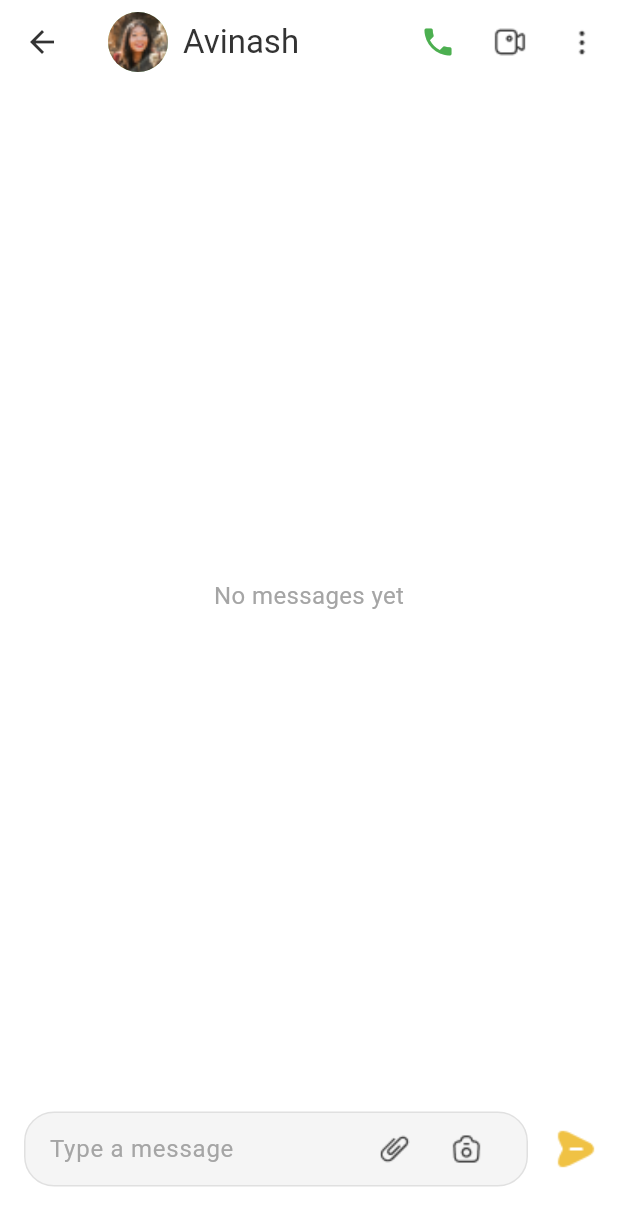
After one commit to jagadeeshpilla29/JT_GET_SPOT, a Flutter app: the ChatScreen screen opened directly, on a phone screen of 412 x 824 dp. The commit adds this screen. Shown: the top 1226 px of the screen. Run offline on Flutter 3.47's test engine with Material 3 defaults, Android fonts, the phone set to English and light mode, and no system bars; our stand-ins replace bloc, carousel_slider, dio, flutter_bloc, flutter_secure_storage, get_it and 3 more; accounts and stored records are empty; network calls fail.

Commit message:
chat screen dial

```diff
--- a/get_spot/lib/core/constants/img_const.dart
+++ b/get_spot/lib/core/constants/img_const.dart
@@ -4,7 +4,9 @@ const MAIL = 'assets/images/mail.png';
 const MESSAGEBOX = 'assets/images/messageBox.png';
 const PARKING = 'assets/images/carparking.png';
 const PHONE = 'assets/images/phone.png';
+const PHONE2 = 'assets/images/phone2.png';
 const SCANNER = 'assets/images/scan.png';
+const PROFILEIMG = 'assets/images/profileimg.png';
 const SETTINGS = 'assets/images/settings.png';
 const SLIDER1 = 'assets/images/slider1.png';
 const RENTPARKING = 'assets/images/rentparking.png';
@@ -32,3 +34,8 @@ const CHATBUTTON = 'assets/images/chatbutton.png';
 const BOOKVISITBUTTON = 'assets/images/bookvisitbutton.png';
 const DROPDOWN = 'assets/images/dropdown.png';
 const APPLYBUTTON = 'assets/images/applybutton.png';
+const VIDEO = 'assets/images/video.png';
+const DOTS = 'assets/images/3dots.png';
+const SEND = 'assets/images/send.png';
+const ATTACH = 'assets/images/attach.png';
+const CAMERA = 'assets/images/camera.png';
--- /dev/null
+++ b/get_spot/lib/presentation/screen/buy/chat_screen.dart
@@ -0,0 +1,136 @@
+import 'package:flutter/material.dart';
+import 'package:get_spot/core/constants/colors.dart';
+import 'package:get_spot/core/constants/img_const.dart';
+import 'package:get_spot/widgets/chat/dialpad.dart';
+
+class ChatScreen extends StatefulWidget {
+  @override
+  _ChatScreenState createState() => _ChatScreenState();
+}
+
+class _ChatScreenState extends State<ChatScreen> {
+  final List<String> _messages = [];
+
+  void _onSendPressed(String text) {
+    if (text.isNotEmpty) {
+      setState(() {
+        _messages.insert(0, text);
+      });
+    }
+  }
+
+  @override
+  Widget build(BuildContext context) {
+    return Scaffold(
+      appBar: AppBar(
+        backgroundColor: AppColor.White,
+        elevation: 0,
+        leading: IconButton(
+          icon: Icon(Icons.arrow_back, color: AppColor.Black),
+          onPressed: () => Navigator.pop(context),
+        ),
+        title: Row(
+          children: [
+            CircleAvatar(backgroundImage: AssetImage(PROFILEIMG)),
+            const SizedBox(width: 10),
+            Text('Avinash', style: TextStyle(color: AppColor.Black)),
+          ],
+        ),
+        actions: [
+          DialerButton(phoneNumber: '+91 9700020630'),
+          IconButton(icon: Image.asset(VIDEO), onPressed: () {}),
+          IconButton(icon: Image.asset(DOTS), onPressed: () {}),
+        ],
+      ),
+      backgroundColor: AppColor.White,
+      body: Column(
+        children: [
+          Expanded(
+            child: _messages.isEmpty
+                ? Center(child: Text('No messages yet', style: TextStyle(color: AppColor.grey, fontSize: 16)))
+                : ListView.builder(
+                    reverse: true,
+                    itemCount: _messages.length,
+                    itemBuilder: (context, index) {
+                      return Padding(
+                        padding: const EdgeInsets.symmetric(vertical: 4.0, horizontal: 8.0),
+                        child: Align(
+                          alignment: Alignment.centerRight,
+                          child: Container(
+                            padding: const EdgeInsets.all(12.0),
+                            margin: const EdgeInsets.only(right: 10.0),
+                            decoration: BoxDecoration(
+                              color: AppColor.PrimaryColor,
+                              borderRadius: BorderRadius.circular(8.0),
+                            ),
+                            constraints: BoxConstraints(maxWidth: 300),
+                            child: Text(_messages[index], style: TextStyle(color: AppColor.Black), maxLines: null),
+                          ),
+                        ),
+                      );
+                    },
+                  ),
+          ),
+          Padding(
+            padding: const EdgeInsets.only(bottom: 30.0),
+            child: ChatInput(onSendPressed: _onSendPressed),
+          ),
+        ],
+      ),
+    );
+  }
+}
+
+class ChatInput extends StatelessWidget {
+  final void Function(String) onSendPressed;
+
+  const ChatInput({Key? key, required this.onSendPressed}) : super(key: key);
+
+  @override
+  Widget build(BuildContext context) {
+    final TextEditingController _controller = TextEditingController();
+
+    return Row(
+      children: [
+        Expanded(
+          child: Container(
+            margin: const EdgeInsets.only(left: 16.0, right: 4.0),
+            decoration: BoxDecoration(
+              color: AppColor.White2,
+              borderRadius: BorderRadius.circular(20.0),
+              border: Border.all(color: Colors.grey.shade300),
+            ),
+            padding: const EdgeInsets.symmetric(horizontal: 16.0),
+            child: Row(
+              children: [
+                Expanded(
+                  child: TextField(
+                    controller: _controller,
+                    decoration: InputDecoration(
+                      hintText: 'Type a message',
+                      hintStyle: TextStyle(color: AppColor.grey),
+                      border: InputBorder.none,
+                    ),
+                  ),
+                ),
+                Row(
+                  children: [
+                    IconButton(icon: Image.asset(ATTACH), onPressed: () {}),
+                    IconButton(icon: Image.asset(CAMERA), onPressed: () {}),
+                  ],
+                ),
+              ],
+            ),
+          ),
+        ),
+        IconButton(
+          icon: Image.asset(SEND, height: 40, width: 40),
+          onPressed: () {
+            onSendPressed(_controller.text);
+            _controller.clear();
+          },
+        ),
+      ],
+    );
+  }
+}
--- a/get_spot/lib/presentation/screen/buy/space_details.dart
+++ b/get_spot/lib/presentation/screen/buy/space_details.dart
@@ -2,6 +2,7 @@ import 'package:flutter/material.dart';
 import 'package:flutter/gestures.dart';
 import 'package:get_spot/core/constants/colors.dart';
 import 'package:get_spot/core/constants/img_const.dart';
+import 'package:get_spot/presentation/screen/buy/chat_screen.dart';
 import 'package:get_spot/presentation/screen/buy/filter_screen.dart';
 
 class SpaceDetailsScreen extends StatelessWidget {
@@ -441,7 +442,7 @@ class BottomButtons extends StatelessWidget {
           Spacer(),
           GestureDetector(
             onTap: () {
-
+              Navigator.push(context, MaterialPageRoute(builder: (context) => ChatScreen()));
             },
             child: Image.asset(CHATBUTTON),
           ),
--- /dev/null
+++ b/get_spot/lib/widgets/chat/dialpad.dart
@@ -0,0 +1,34 @@
+import 'package:flutter/material.dart';
+import 'package:url_launcher/url_launcher.dart'; // Import url_launcher
+
+class DialerButton extends StatelessWidget {
+  final String phoneNumber;
+
+  // Constructor to accept the phone number
+  DialerButton({required this.phoneNumber});
+
+  // Function to launch the dialer with the provided phone number
+  _launchDialer() async {
+    final Uri phoneUri = Uri.parse('tel:$phoneNumber');
+
+    try {
+      // Check if the dialer can be launched
+      if (await canLaunchUrl(phoneUri)) {
+        await launchUrl(phoneUri);
+      } else {
+        throw 'Could not launch dialer with phone number $phoneNumber';
+      }
+    } catch (e) {
+      // Show an error message if something goes wrong
+      print('Error launching dialer: $e');
+    }
+  }
+
+  @override
+  Widget build(BuildContext context) {
+    return IconButton(
+      icon: Icon(Icons.phone, color: Colors.green), // Phone icon
+      onPressed: _launchDialer, // Trigger dialer launch
+    );
+  }
+}
--- a/get_spot/pubspec.yaml
+++ b/get_spot/pubspec.yaml
@@ -28,7 +28,8 @@ dependencies:
   internet_connection_checker_plus: ^2.5.2
   get_it: ^8.0.0
   carousel_slider: ^5.0.0
-
+  flutter_chat_ui: ^1.6.15
+  url_launcher: ^6.1.7
 
 dev_dependencies:
   flutter_test:
```
Also changed, not shown: get_spot/lib/presentation/screen/dashboard/dash_board_screen.dart (+1 -7 lines), get_spot/assets/images/3dots.png (added), get_spot/assets/images/attach.png (added), get_spot/assets/images/camera.png (added), get_spot/assets/images/phone2.png (added), get_spot/assets/images/send.png (added), get_spot/assets/images/video.png (added), get_spot/pubspec.lock, 8 other files.
